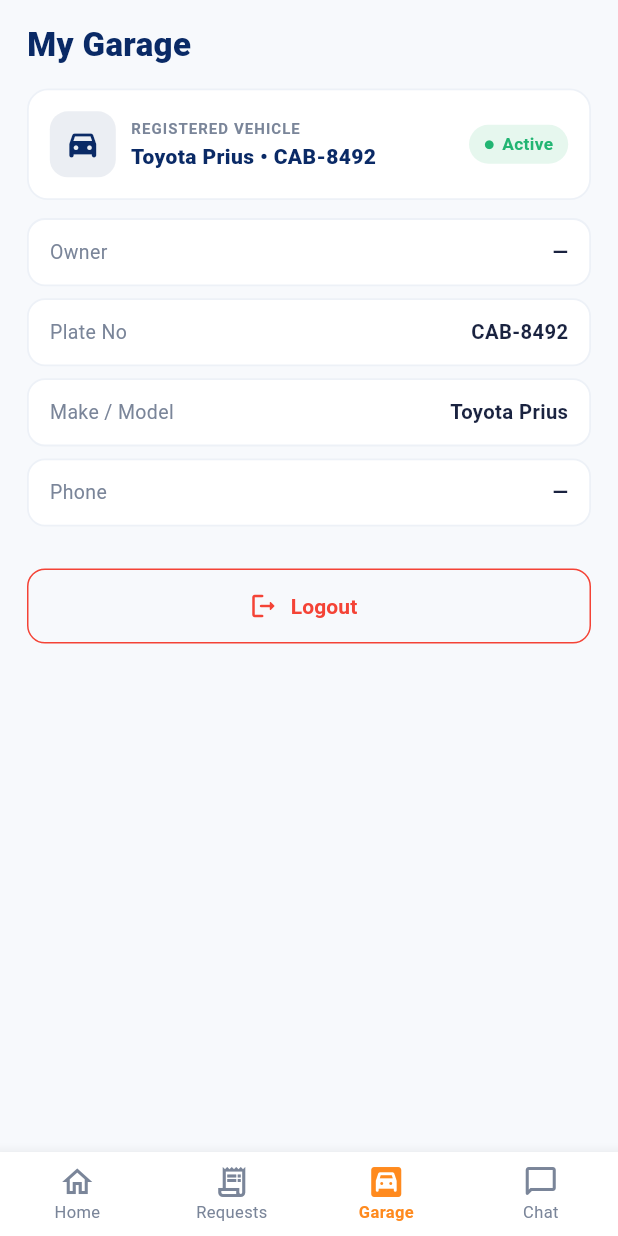
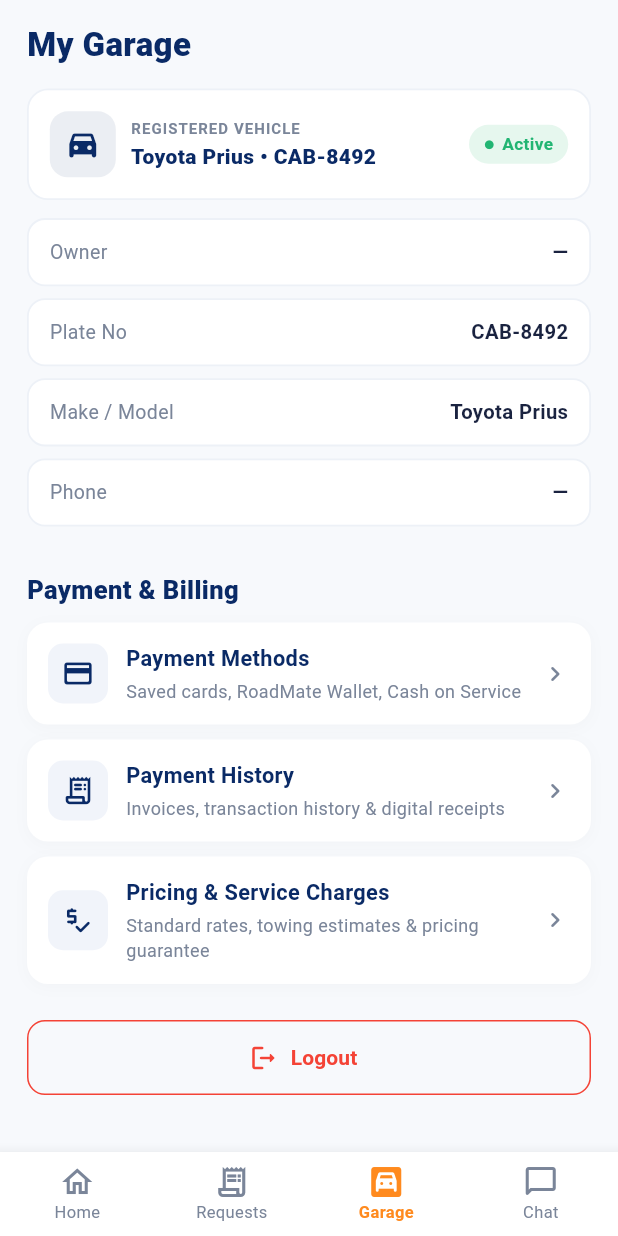
Before and after one commit to madhawadiyanath/roadmate-assistant, a Flutter app: the DriverDashboardScreen screen opened directly with empty values, item 3 of the bottom bar chosen, on a phone screen of 412 x 824 dp. Run offline on Flutter 3.47's test engine with Material 3 defaults, Android fonts, the light colour scheme and no system bars; our stand-ins replace cloud_firestore, firebase_auth, firebase_core, flutter_dotenv, google_fonts; accounts and stored records are empty; generated files the repository leaves out were written again.

Commit message:
Add payment navigation tiles to Garage tab
Expose payment & billing links in the Garage tab: add a "Payment & Billing" header and three navigation tiles (Payment Methods, Payment History, Pricing & Service Charges) that push their respective screens. Introduce a reusable _PaymentNavTile widget for the tile UI/behavior and adjust surrounding spacing. Also add imports for PaymentMethodsScreen, PaymentHistoryScreen and ServiceChargesScreen.

```diff
--- a/roadmate/lib/screens/driver_dashboard_screen.dart
+++ b/roadmate/lib/screens/driver_dashboard_screen.dart
@@ -12,6 +12,9 @@ import 'location_screen.dart';
 import 'onboarding_screen.dart';
 import 'select_service_screen.dart';
 import 'track_request_screen.dart';
+import 'payment_methods_screen.dart';
+import 'payment_history_screen.dart';
+import 'service_charges_screen.dart';
 
 /// Driver home after login — matches the RoadMate dashboard design:
 /// header, dispatch banner, rapid-assistance hero, SOS button,
@@ -1231,7 +1234,58 @@ class _GarageTab extends StatelessWidget {
           _DetailRow(label: 'Plate No', value: 'CAB-8492'),
           _DetailRow(label: 'Make / Model', value: 'Toyota Prius'),
           _DetailRow(label: 'Phone', value: user.phone.isEmpty ? '—' : user.phone),
-          const SizedBox(height: 20),
+          const SizedBox(height: 22),
+          const Text(
+            'Payment & Billing',
+            style: TextStyle(
+              fontSize: 17,
+              fontWeight: FontWeight.w800,
+              color: AppColors.navy,
+            ),
+          ),
+          const SizedBox(height: 10),
+          _PaymentNavTile(
+            icon: Icons.credit_card_rounded,
+            title: 'Payment Methods',
+            subtitle: 'Saved cards, RoadMate Wallet, Cash on Service',
+            onTap: () {
+              Navigator.push(
+                context,
+                MaterialPageRoute(
+                  builder: (_) => const PaymentMethodsScreen(),
+                ),
+              );
+            },
+          ),
+          const SizedBox(height: 10),
+          _PaymentNavTile(
+            icon: Icons.receipt_long_rounded,
+            title: 'Payment History',
+            subtitle: 'Invoices, transaction history & digital receipts',
+            onTap: () {
+              Navigator.push(
+                context,
+                MaterialPageRoute(
+                  builder: (_) => const PaymentHistoryScreen(),
+                ),
+              );
+            },
+          ),
+          const SizedBox(height: 10),
+          _PaymentNavTile(
+            icon: Icons.price_check_rounded,
+            title: 'Pricing & Service Charges',
+            subtitle: 'Standard rates, towing estimates & pricing guarantee',
+            onTap: () {
+              Navigator.push(
+                context,
+                MaterialPageRoute(
+                  builder: (_) => const ServiceChargesScreen(),
+                ),
+              );
+            },
+          ),
+          const SizedBox(height: 24),
           SizedBox(
             width: double.infinity,
             height: 50,
@@ -1251,6 +1305,80 @@ class _GarageTab extends StatelessWidget {
           ),
           const SizedBox(height: 16),
         ],
+      ),
+    );
+  }
+}
+
+class _PaymentNavTile extends StatelessWidget {
+  final IconData icon;
+  final String title;
+  final String subtitle;
+  final VoidCallback onTap;
+
+  const _PaymentNavTile({
+    required this.icon,
+    required this.title,
+    required this.subtitle,
+    required this.onTap,
+  });
+
+  @override
+  Widget build(BuildContext context) {
+    return GestureDetector(
+      onTap: onTap,
+      child: Container(
+        padding: const EdgeInsets.all(14),
+        decoration: BoxDecoration(
+          color: Colors.white,
+          borderRadius: BorderRadius.circular(14),
+          boxShadow: [
+            BoxShadow(
+              color: Colors.black.withAlpha(6),
+              blurRadius: 8,
+              offset: const Offset(0, 2),
+            ),
+          ],
+        ),
+        child: Row(
+          children: [
+            Container(
+              width: 40,
+              height: 40,
+              decoration: BoxDecoration(
+                color: AppColors.fieldFill,
+                borderRadius: BorderRadius.circular(10),
+              ),
+              child: Icon(icon, color: AppColors.navy, size: 22),
+            ),
+            const SizedBox(width: 12),
+            Expanded(
+              child: Column(
+                crossAxisAlignment: CrossAxisAlignment.start,
+                children: [
+                  Text(
+                    title,
+                    style: const TextStyle(
+                      fontSize: 14.5,
+                      fontWeight: FontWeight.w700,
+                      color: AppColors.navy,
+                    ),
+                  ),
+                  const SizedBox(height: 2),
+                  Text(
+                    subtitle,
+                    style: const TextStyle(
+                      fontSize: 12,
+                      color: AppColors.greyText,
+                    ),
+                  ),
+                ],
+              ),
+            ),
+            const Icon(Icons.chevron_right_rounded,
+                color: AppColors.greyText, size: 20),
+          ],
+        ),
       ),
     );
   }
```
